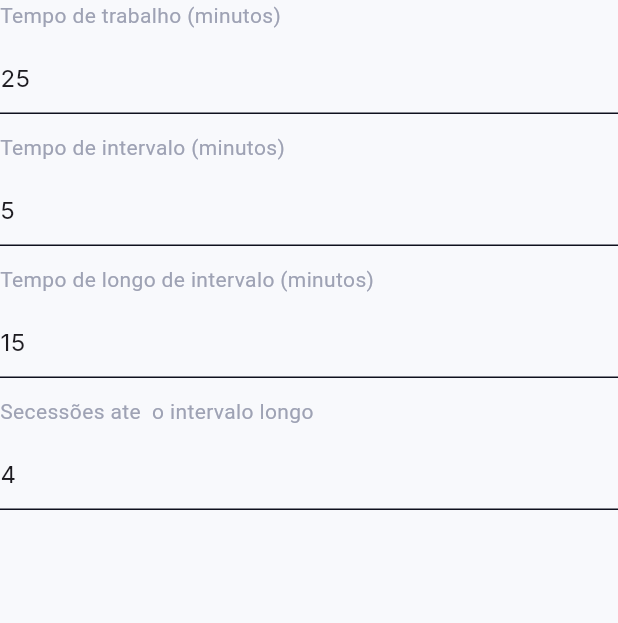
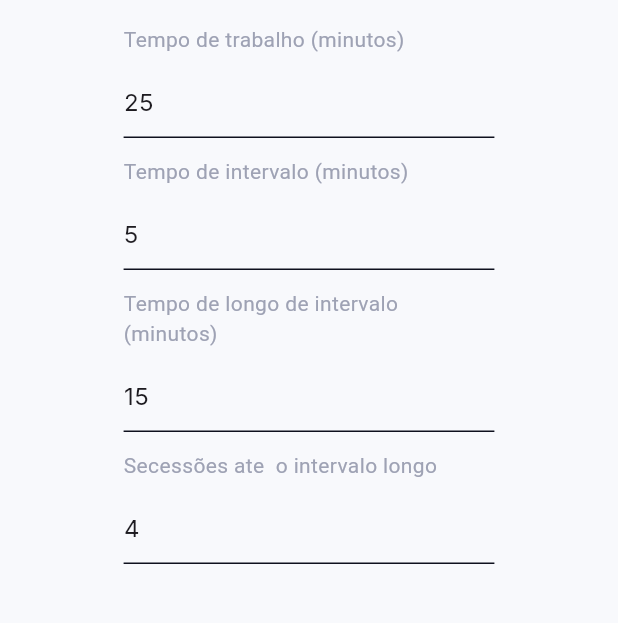
Before and after one commit to rodsilvavieira2/flow_focus, a Flutter app: the SettingsScreen screen opened directly, on a phone screen of 412 x 824 dp, the part 84-707 px from its top. Run offline on Flutter 3.47's test engine with Material 3 defaults, Android fonts, the phone set to English and light mode, and no system bars; our stand-ins replace google_fonts; missing offline and left inert: window_manager.

Commit message:
Refactor SettingsForm build method for improved layout and readability

```diff
--- a/lib/screens/settings.dart
+++ b/lib/screens/settings.dart
@@ -65,9 +65,11 @@ class _SettingsFormState extends State<SettingsForm> {
 
   @override
   Widget build(BuildContext context) {
-    // var padding = MediaQuery.of(context).size.width * 0.20;
+    var padding = MediaQuery.of(context).size.width * 0.20;
 
-    return Column(
+    return Container(
+      padding: EdgeInsets.symmetric(horizontal: padding, vertical: 16),
+      child: Column(
         children: [
           _buildNumberInput(
             label: "Tempo de trabalho (minutos)",
@@ -115,6 +117,7 @@ class _SettingsFormState extends State<SettingsForm> {
             },
           ),
         ],
+      ),
     );
   }
 
```
Lines whose indentation alone changed are shown as unchanged.
